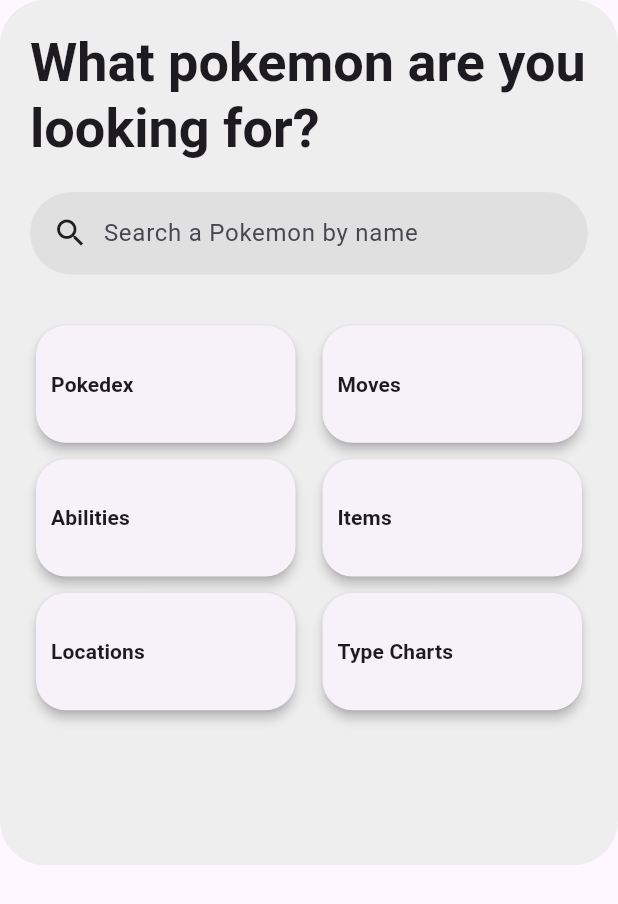
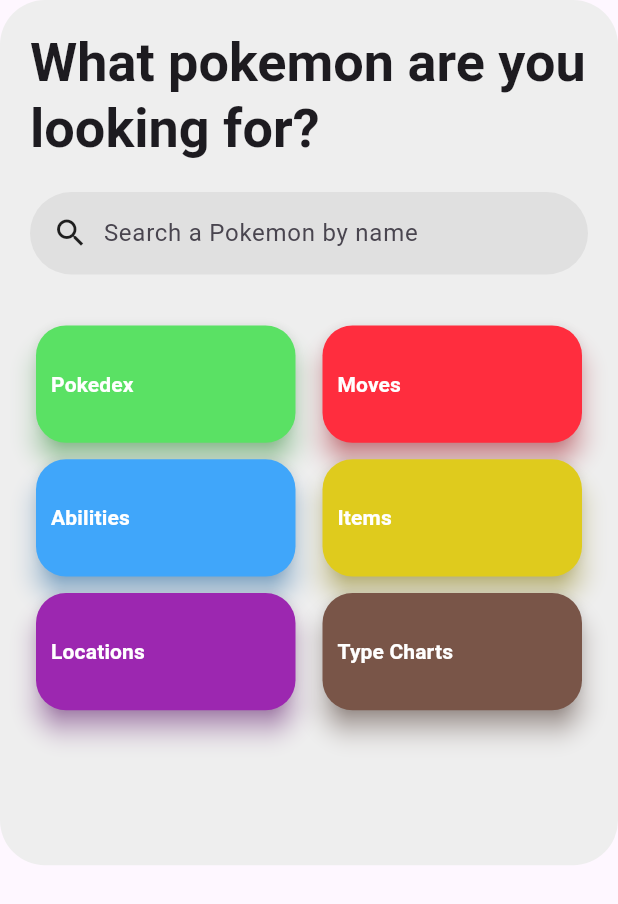
Before and after one commit to Gabriel2048/Pokedex, a Flutter app: the screen it shows after launch, on a phone screen of 412 x 824 dp. Shown: the top 904 px of the screen. Run offline on Flutter 3.47's test engine with Material 2 defaults, Android fonts, the phone set to English and light mode, and no system bars; our stand-ins replace google_fonts; Roboto replaces fonts that are missing (Ubuntu).

Commit message:
Adjusted colors

```diff
--- a/lib/screens/explore/category_card.dart
+++ b/lib/screens/explore/category_card.dart
@@ -1,16 +1,18 @@
 import 'package:flutter/material.dart';
-import 'package:flutter/src/foundation/key.dart';
-import 'package:flutter/src/widgets/framework.dart';
 import 'package:google_fonts/google_fonts.dart';
 
 class CategoryCard extends StatelessWidget {
   final String title;
-  const CategoryCard({required this.title, Key? key}) : super(key: key);
+  final Color? color;
+  const CategoryCard({required this.title, required this.color, Key? key})
+      : super(key: key);
 
   @override
   Widget build(BuildContext context) {
     return Card(
-      elevation: 3,
+      color: color,
+      shadowColor: color,
+      elevation: 7,
       shape: RoundedRectangleBorder(
         borderRadius: BorderRadius.circular(20),
       ),
@@ -18,10 +20,13 @@ class CategoryCard extends StatelessWidget {
         alignment: Alignment.centerLeft,
         child: Padding(
           padding: const EdgeInsets.only(left: 10),
-          child: Text(title,
-              style: GoogleFonts.ubuntu(
-                  textStyle: Theme.of(context).textTheme.titleSmall,
-                  fontWeight: FontWeight.bold)),
+          child: Text(
+            title,
+            style: GoogleFonts.ubuntu(
+                textStyle: Theme.of(context).textTheme.titleSmall,
+                fontWeight: FontWeight.bold,
+                color: Colors.white),
+          ),
         ),
       ),
     );
--- a/lib/screens/explore/explore_categories.dart
+++ b/lib/screens/explore/explore_categories.dart
@@ -15,12 +15,12 @@ class ExploreCategories extends StatelessWidget {
       crossAxisSpacing: 10,
       childAspectRatio: 21 / 10,
       children: const [
-        CategoryCard(title: 'Pokedex'),
-        CategoryCard(title: 'Moves'),
-        CategoryCard(title: 'Abilities'),
-        CategoryCard(title: 'Items'),
-        CategoryCard(title: 'Locations'),
-        CategoryCard(title: 'Type Charts'),
+        CategoryCard(title: 'Pokedex', color: Color.fromARGB(255, 90, 225, 100)),
+        CategoryCard(title: 'Moves', color: Color.fromARGB(255, 255, 45, 62)),
+        CategoryCard(title: 'Abilities', color: Color.fromARGB(255, 64, 166, 250)),
+        CategoryCard(title: 'Items', color: Color.fromARGB(255, 223, 203, 29)),
+        CategoryCard(title: 'Locations', color: Colors.purple),
+        CategoryCard(title: 'Type Charts', color: Colors.brown),
       ],
     );
   }
```
